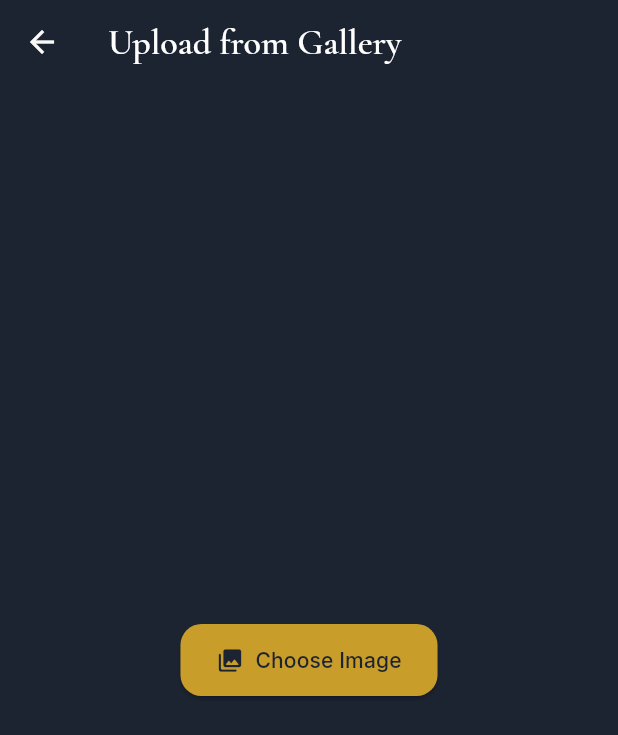
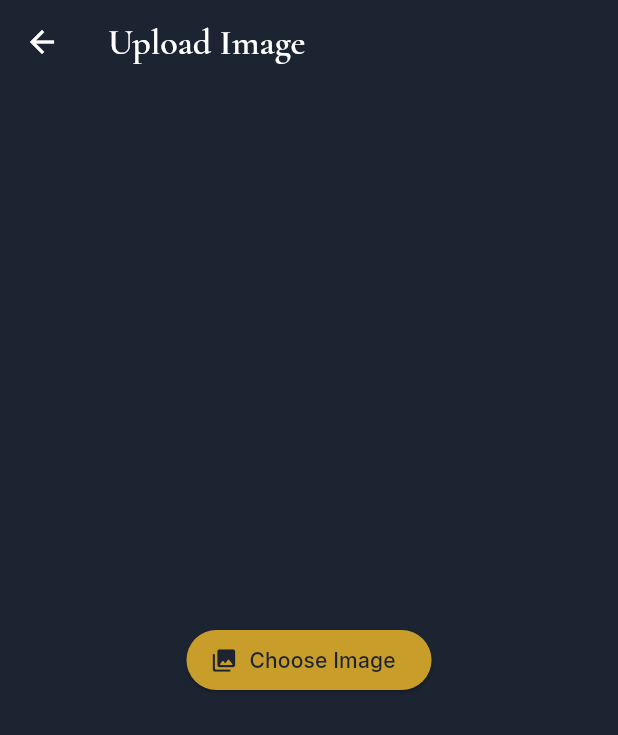
Before and after one commit to ganesha2456/Bhasha_Dristi_Kalkiforce, a Flutter app: the GalleryUploadScreen screen opened directly, after a tap on "Choose Image", on a phone screen of 412 x 824 dp. Shown: the top 735 px of the screen. Run offline on Flutter 3.47's test engine with Material 3 defaults, Android fonts, the phone set to English and light mode, and no system bars; our stand-ins replace camera, google_fonts, hive, hive_flutter, image_cropper, image_picker and 1 more; accounts and stored records are empty.

Commit message:
Updated  screens and configuration cleanup

```diff
--- a/lib/screens/gallery_upload_screen.dart
+++ b/lib/screens/gallery_upload_screen.dart
@@ -1,8 +1,8 @@
-// lib/screens/gallery_upload_screen.dart
-
 import 'dart:io';
 import 'package:flutter/material.dart';
+import 'package:flutter/services.dart';
 import 'package:image_picker/image_picker.dart';
+import 'package:image_cropper/image_cropper.dart';
 
 import '../services/ocr_service.dart';
 import '../services/history_manager.dart';
@@ -19,91 +19,67 @@ class _GalleryUploadScreenState extends State<GalleryUploadScreen> {
   File? _selectedImage;
   bool _isProcessing = false;
 
-  // BACKEND TARGET SCRIPT OPTIONS
-  final Map<String, String> _languageScripts = {
-    "Devanagari": "Devanagari",
-    "Bengali": "Bengali",
-    "Odia": "Odia",
-    "Gujarati": "Gujarati",
-    "Punjabi": "Gurmukhi",
+  // ✅ Enter immersive mode (hide status + nav safely)
+  Future<void> _enterCropMode() async {
+    await SystemChrome.setEnabledSystemUIMode(
+      SystemUiMode.immersiveSticky,
+      overlays: [],
+    );
+  }
 
-    "Tamil": "Tamil",
-    "Telugu": "Telugu",
-    "Kannada": "Kannada",
-    "Malayalam": "Malayalam",
-
-    "English": "ISO",
-    "Latin": "ISO",
-  };
+  // ✅ Restore system UI fully after crop
+  Future<void> _exitCropMode() async {
+    await SystemChrome.setEnabledSystemUIMode(
+      SystemUiMode.manual,
+      overlays: SystemUiOverlay.values,
+    );
+  }
 
   Future<void> _pickImage() async {
     final picker = ImagePicker();
     final image = await picker.pickImage(source: ImageSource.gallery);
-    if (image != null) {
-      setState(() => _selectedImage = File(image.path));
+    if (image == null) return;
+
+    try {
+      // 🔒 Hide system bars before opening cropper
+      await _enterCropMode();
+
+      final cropped = await ImageCropper().cropImage(
+        sourcePath: image.path,
+        uiSettings: [
+          AndroidUiSettings(
+            toolbarTitle: "Crop Image",
+            toolbarColor: const Color(0xFF1C2331),
+            toolbarWidgetColor: const Color(0xFFC89D29),
+            activeControlsWidgetColor: const Color(0xFFC89D29),
+            statusBarColor: const Color(0xFF1C2331),
+            hideBottomControls: false,
+            lockAspectRatio: false,
+          ),
+        ],
+      );
+
+      // 🔓 Always restore UI
+      await _exitCropMode();
+
+      if (cropped == null) return;
+
+      if (!mounted) return;
+      setState(() => _selectedImage = File(cropped.path));
+    } catch (e) {
+      await _exitCropMode(); // safety restore
+      debugPrint("Crop Error: $e");
     }
-  }
-
-  Future<String?> _selectTargetLanguage() async {
-    return showModalBottomSheet<String>(
-      context: context,
-      backgroundColor: const Color(0xFF1C2331), // navy
-      isScrollControlled: true,
-      shape: const RoundedRectangleBorder(
-        borderRadius: BorderRadius.vertical(top: Radius.circular(18)),
-      ),
-      builder: (_) {
-        return SafeArea(
-          child: Padding(
-            padding: const EdgeInsets.all(16),
-            child: Column(
-              mainAxisSize: MainAxisSize.min,
-              children: [
-                const Text(
-                  "Choose Target Script",
-                  style: TextStyle(
-                    fontSize: 20,
-                    fontWeight: FontWeight.w700,
-                    color: Color(0xFFC89D29), // gold
-                  ),
-                ),
-                const SizedBox(height: 10),
-                ..._languageScripts.entries.map(
-                  (entry) => ListTile(
-                    title: Text(
-                      entry.key,
-                      style: const TextStyle(fontSize: 18, color: Colors.white),
-                    ),
-                    onTap: () => Navigator.pop(context, entry.value),
-                    trailing: const Icon(
-                      Icons.arrow_forward_ios,
-                      size: 16,
-                      color: Colors.white54,
-                    ),
-                  ),
-                ),
-              ],
-            ),
-          ),
-        );
-      },
-    );
   }
 
   Future<void> _processImage() async {
     if (_selectedImage == null) return;
 
-    final target = await _selectTargetLanguage();
-    if (target == null) return;
-
     setState(() => _isProcessing = true);
 
     try {
-      ScaffoldMessenger.of(context).showSnackBar(
-        const SnackBar(content: Text("Processing image...")),
-      );
-
-      final result = await OCRService.processImage(_selectedImage!.path, target);
+      final result =
+          await OCRService.processImage(_selectedImage!.path, "Latin");
 
       final extracted = result["extracted_text"] ?? "No text found";
       final detectedLang = result["language"] ?? "Unknown";
@@ -123,16 +99,15 @@ class _GalleryUploadScreenState extends State<GalleryUploadScreen> {
           builder: (_) => ResultScreen(
             text: extracted,
             language: detectedLang,
-            targetLanguage: target,
+            targetLanguage: "Latin",
             romanText: roman,
           ),
         ),
       );
     } catch (e) {
       if (mounted) {
-        ScaffoldMessenger.of(context).showSnackBar(
-          SnackBar(content: Text("Error: $e")),
-        );
+        ScaffoldMessenger.of(context)
+            .showSnackBar(SnackBar(content: Text("Error: $e")));
       }
     }
 
@@ -143,35 +118,22 @@ class _GalleryUploadScreenState extends State<GalleryUploadScreen> {
   Widget build(BuildContext context) {
     const navy = Color(0xFF1C2331);
     const gold = Color(0xFFC89D29);
-    const ivory = Color(0xFFFAFAF7);
 
     return Scaffold(
       backgroundColor: navy,
       appBar: AppBar(
-        title: const Text("Upload from Gallery"),
+        title: const Text("Upload Image"),
         backgroundColor: Colors.transparent,
-        elevation: 0,
-        leading: IconButton(
-          icon: const Icon(Icons.arrow_back, color: ivory),
-          onPressed: () => Navigator.pop(context),
-        ),
       ),
       body: Center(
         child: _selectedImage == null
             ? ElevatedButton.icon(
                 onPressed: _pickImage,
-                icon: const Icon(Icons.photo_library_rounded, color: navy),
+                icon: const Icon(Icons.photo_library_rounded),
                 label: const Text("Choose Image"),
                 style: ElevatedButton.styleFrom(
                   backgroundColor: gold,
                   foregroundColor: navy,
-                  padding: const EdgeInsets.symmetric(
-                    horizontal: 24,
-                    vertical: 14,
-                  ),
-                  shape: RoundedRectangleBorder(
-                    borderRadius: BorderRadius.circular(14),
-                  ),
                 ),
               )
             : Column(
@@ -179,7 +141,7 @@ class _GalleryUploadScreenState extends State<GalleryUploadScreen> {
                 children: [
                   Image.file(
                     _selectedImage!,
-                    width: 300,
+                    width: 280,
                     height: 350,
                     fit: BoxFit.cover,
                   ),
@@ -189,13 +151,6 @@ class _GalleryUploadScreenState extends State<GalleryUploadScreen> {
                     style: ElevatedButton.styleFrom(
                       backgroundColor: gold,
                       foregroundColor: navy,
-                      padding: const EdgeInsets.symmetric(
-                        horizontal: 24,
-                        vertical: 14,
-                      ),
-                      shape: RoundedRectangleBorder(
-                        borderRadius: BorderRadius.circular(14),
-                      ),
                     ),
                     child: Text(
                       _isProcessing ? "Processing..." : "Process Image",
```
Also changed, not shown: lib/screens/camera_screen.dart (+13 -13 lines), lib/utils/image_cropper_helper.dart (added, +26 -0 lines), pubspec.yaml (+12 -2 lines), assets/icon.png (added), pubspec.lock, 3 other files.
